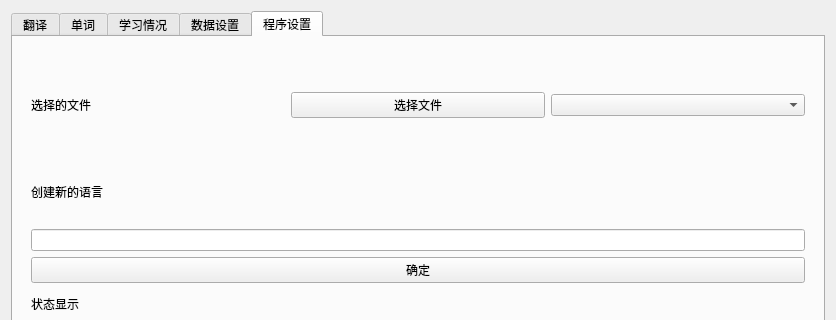
The window that JieMain.ui (tengcaicangdong/YuYanXueXi) describes before a commit, drawn with Qt 5; both pictures show x 0 to 836 and y 0 to 320 of the 836 by 548 pixel window.
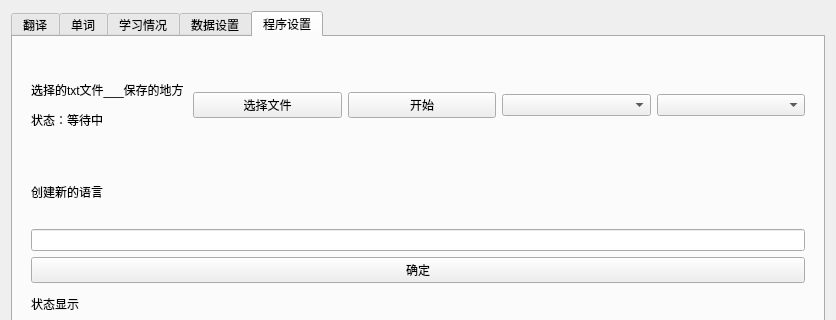
The same window after the commit. The open tabs and pages were chosen to show the change.

```diff
--- a/JieMain.ui
+++ b/JieMain.ui
@@ -400,7 +400,7 @@
                      </size>
                     </property>
                     <property name="text">
-                     <string>选择的文件</string>
+                     <string>&lt;html&gt;&lt;head/&gt;&lt;body&gt;&lt;p&gt;选择的txt文件___保存的地方      &lt;/p&gt;&lt;p&gt;状态：等待中&lt;/p&gt;&lt;/body&gt;&lt;/html&gt;</string>
                     </property>
                    </widget>
                   </item>
@@ -412,7 +412,17 @@
                    </widget>
                   </item>
                   <item>
-                   <widget class="QComboBox" name="SZYunYan"/>
+                   <widget class="QPushButton" name="SJKaiFenGeAnNiu">
+                    <property name="text">
+                     <string>开始</string>
+                    </property>
+                   </widget>
+                  </item>
+                  <item>
+                   <widget class="QComboBox" name="SZFenGeYuYan"/>
+                  </item>
+                  <item>
+                   <widget class="QComboBox" name="SZFenGeZhongLei"/>
                   </item>
                  </layout>
                 </item>
```
Left out of the diff: 7 changed lines with no effect on the pictures.
